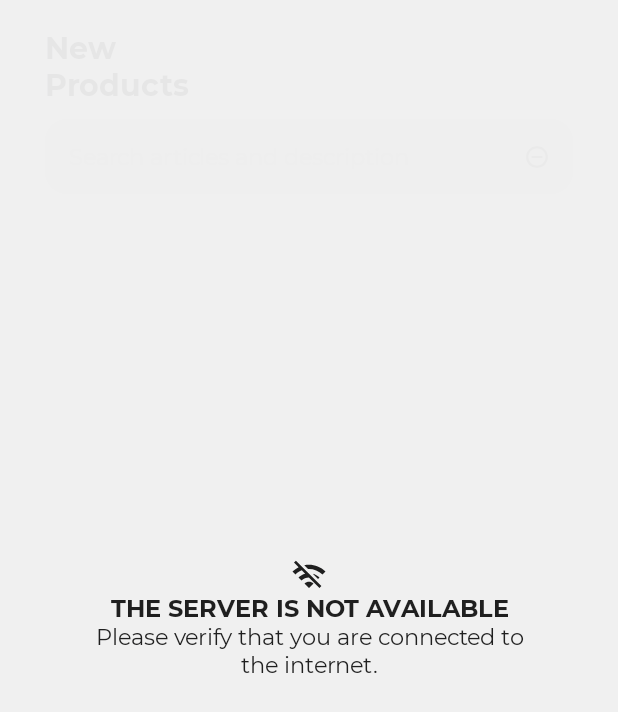
After one commit to rodrirepresa/Adidas, an Android app built with Jetpack Compose: the fragment InternetConectionDialogFragment placed in its activity, on a phone screen of 412 x 824 dp. The commit adds this screen. Shown: the top 712 px of the screen. Run offline under Robolectric (Android 15) with nearby library versions, the phone set to English and light mode, and no system bars.

Commit message:
Redesign no internet connection dialog

```diff
--- a/app/src/main/java/com/represa/adidas/ui/Theme.kt
+++ b/app/src/main/java/com/represa/adidas/ui/Theme.kt
@@ -32,6 +32,11 @@ val Typography = Typography(
         fontFamily = fonts,
         fontWeight = FontWeight.Bold,
         fontSize = 20.sp
+    ),
+    h2 = TextStyle(
+        fontFamily = fonts,
+        fontWeight = FontWeight.Bold,
+        fontSize = 16.sp
     ),
     body1 = TextStyle(
         fontFamily = fonts,
--- /dev/null
+++ b/app/src/main/java/com/represa/adidas/ui/fragments/InternetConectionDialogFragment.kt
@@ -0,0 +1,79 @@
+package com.represa.adidas.ui.fragments
+
+import android.graphics.Color
+import android.graphics.drawable.ColorDrawable
+import android.os.Bundle
+import android.text.Layout
+import android.view.LayoutInflater
+import android.view.View
+import android.view.View.inflate
+import android.view.ViewGroup
+import androidx.compose.foundation.background
+import androidx.compose.foundation.layout.*
+import androidx.compose.material.Icon
+import androidx.compose.material.MaterialTheme
+import androidx.compose.material.Text
+import androidx.compose.material.icons.Icons
+import androidx.compose.material.icons.filled.SignalWifiConnectedNoInternet4
+import androidx.compose.material.icons.filled.WifiOff
+import androidx.compose.runtime.remember
+import androidx.compose.ui.Alignment
+import androidx.compose.ui.Modifier
+import androidx.compose.ui.platform.ComposeView
+import androidx.compose.ui.text.style.TextAlign
+import androidx.fragment.app.DialogFragment
+import com.represa.adidas.R
+import com.represa.adidas.databinding.InternetConnectionDialogBinding
+import com.represa.adidas.ui.MyTheme
+
+
+class InternetConectionDialogFragment : DialogFragment() {
+
+    private var _binding: InternetConnectionDialogBinding? = null
+    private val binding get() = _binding!!
+
+    override fun onCreateView(
+        inflater: LayoutInflater,
+        container: ViewGroup?,
+        savedInstanceState: Bundle?
+    ): View? {
+        dialog!!.window?.setBackgroundDrawable(ColorDrawable(0xE6FFFFFF.toInt()));
+        _binding = InternetConnectionDialogBinding.inflate(layoutInflater, container, false)
+        initCompose()
+        return binding.root
+    }
+
+    override fun onStart() {
+        super.onStart()
+        val width = (resources.displayMetrics.widthPixels)
+        val height = (resources.displayMetrics.heightPixels)
+        dialog!!.window?.setLayout(width, height)
+    }
+
+    private fun initCompose() {
+        binding.apply {
+            root.findViewById<ComposeView>(R.id.compose_view).setContent {
+                MyTheme() {
+                    Column(
+                        modifier = Modifier.fillMaxSize(),
+                        verticalArrangement = Arrangement.Center,
+                        horizontalAlignment = Alignment.CenterHorizontally
+                    ) {
+                        Icon(Icons.Default.WifiOff, "")
+                        Text(
+                            text = "THE SERVER IS NOT AVAILABLE",
+                            style = MaterialTheme.typography.h2,
+                            textAlign = TextAlign.Center
+                        )
+                        Text(
+                            text = "Please verify that you are connected to\nthe internet.",
+                            style = MaterialTheme.typography.body1,
+                            textAlign = TextAlign.Center
+                        )
+                    }
+                }
+            }
+
+        }
+    }
+}
--- a/app/src/main/java/com/represa/adidas/ui/ReviewDialog.kt
+++ b/app/src/main/java/com/represa/adidas/ui/fragments/ReviewDialogFragment.kt
@@ -1,4 +1,4 @@
-package com.represa.adidas.ui
+package com.represa.adidas.ui.fragments
 
 import android.graphics.Color
 import android.graphics.drawable.ColorDrawable
@@ -11,7 +11,7 @@ import com.represa.adidas.databinding.ReviewDialogBinding
 import com.represa.adidas.ui.viewmodels.ProductDetailViewModel
 import org.koin.androidx.viewmodel.ext.android.viewModel
 
-class ReviewDialog : DialogFragment() {
+class ReviewDialogFragment : DialogFragment() {
 
     private val productDetailViewModel by viewModel<ProductDetailViewModel>()
 
--- a/app/src/main/res/layout/fragment_product_detail.xml
+++ b/app/src/main/res/layout/fragment_product_detail.xml
@@ -5,7 +5,7 @@
     android:id="@+id/background"
     android:layout_width="match_parent"
     android:layout_height="match_parent"
-    tools:context=".ProductDetailFragment">
+    tools:context=".ui.fragments.ProductDetailFragment">
 
     <androidx.constraintlayout.widget.ConstraintLayout
         android:layout_width="match_parent"
--- a/app/src/main/res/layout/fragment_products.xml
+++ b/app/src/main/res/layout/fragment_products.xml
@@ -4,7 +4,7 @@
     xmlns:app="http://schemas.android.com/apk/res-auto"
     android:layout_width="match_parent"
     android:layout_height="match_parent"
-    tools:context=".ProductsFragment"
+    tools:context=".ui.fragments.ProductsFragment"
     android:background="@color/backgroundApp">
 
     <androidx.compose.ui.platform.ComposeView
--- /dev/null
+++ b/app/src/main/res/layout/internet_connection_dialog.xml
@@ -0,0 +1,11 @@
+<?xml version="1.0" encoding="utf-8"?>
+<androidx.constraintlayout.widget.ConstraintLayout xmlns:android="http://schemas.android.com/apk/res/android"
+    android:layout_width="match_parent"
+    android:layout_height="match_parent">
+
+    <androidx.compose.ui.platform.ComposeView
+        android:id="@+id/compose_view"
+        android:layout_width="match_parent"
+        android:layout_height="wrap_content" />
+
+</androidx.constraintlayout.widget.ConstraintLayout>
--- a/app/src/main/res/navigation/nav_graph.xml
+++ b/app/src/main/res/navigation/nav_graph.xml
@@ -7,7 +7,7 @@
 
     <fragment
         android:id="@+id/productsFragment"
-        android:name="com.represa.adidas.ProductsFragment"
+        android:name="com.represa.adidas.ui.fragments.ProductsFragment"
         android:label="fragment_products"
         tools:layout="@layout/fragment_products" >
         <action
@@ -16,7 +16,7 @@
     </fragment>
     <fragment
         android:id="@+id/productDetailFragment"
-        android:name="com.represa.adidas.ProductDetailFragment"
+        android:name="com.represa.adidas.ui.fragments.ProductDetailFragment"
         android:label="fragment_product_detail"
         tools:layout="@layout/fragment_product_detail" >
         <argument
```
Also changed, not shown: app/src/main/java/com/represa/adidas/MainActivity.kt (+18 -3 lines), app/src/main/java/com/represa/adidas/ui/fragments/ProductDetailFragment.kt (renamed from app/src/main/java/com/represa/adidas/ProductDetailFragment.kt, +3 -14 lines), app/src/main/java/com/represa/adidas/ui/fragments/ProductsFragment.kt (renamed from app/src/main/java/com/represa/adidas/ProductsFragment.kt, +6 -18 lines).
